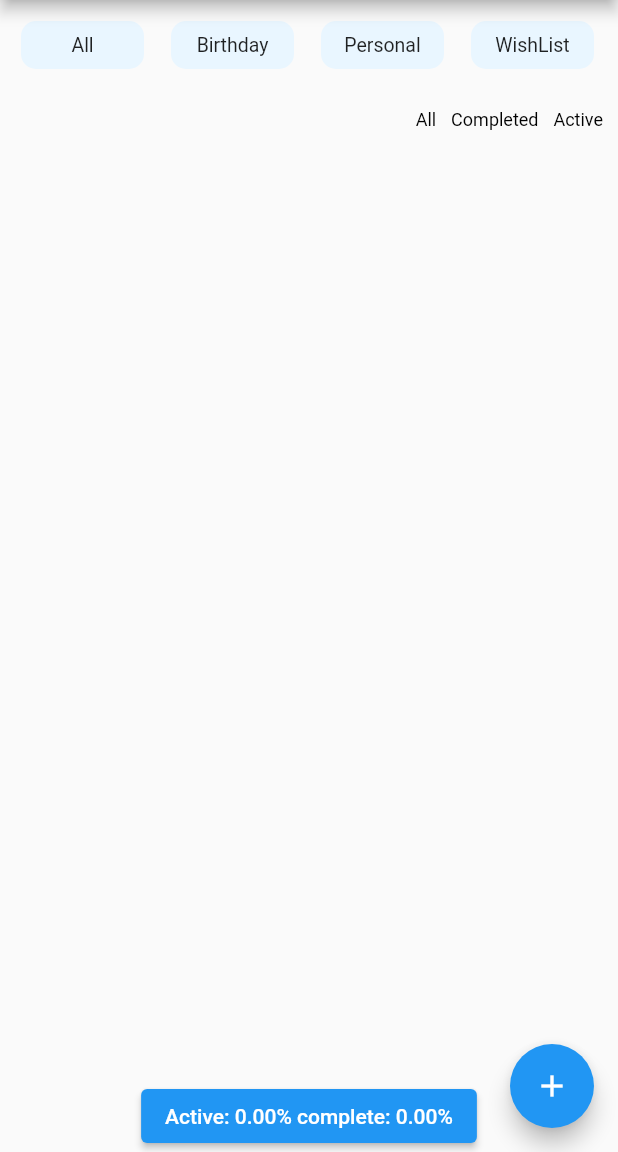
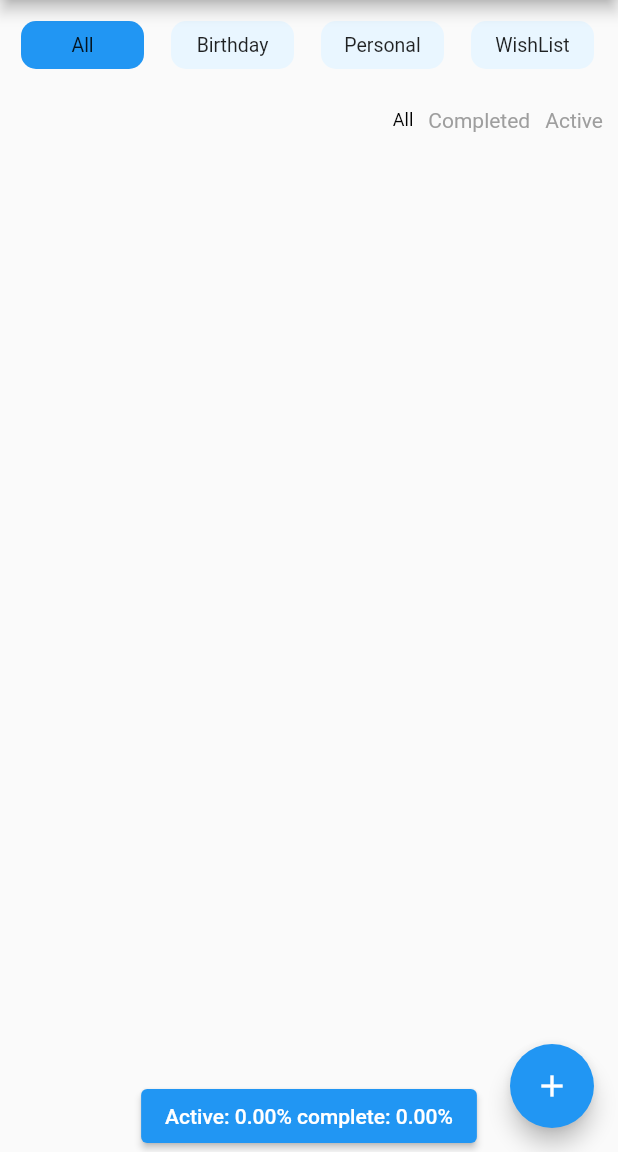
Before and after one commit to Hassan-Ghasemzadeh/testproject, a Flutter app: the screen it shows after launch, on a phone screen of 412 x 824 dp, the part 84-1236 px from its top. Run offline on Flutter 3.47's test engine with Material 2 defaults, Android fonts, the phone set to English and light mode, and no system bars; our stand-ins replace bloc, equatable, flutter_bloc, get_it.

Commit message:
home screen codes edited

```diff
--- a/lib/src/presentation/views/home_screen.dart
+++ b/lib/src/presentation/views/home_screen.dart
@@ -24,7 +24,9 @@ class HomeView extends StatefulWidget {
 }
 
 class _HomeViewState extends State<HomeView> {
+  String currentFilterItem = 'All';
   bool isAscending = true;
+  String currentCategory = 'All';
   void handleClick(String value) {
     switch (value) {
       case 'Manage Category':
@@ -96,11 +98,19 @@ class _HomeViewState extends State<HomeView> {
 
                       return Padding(
                         padding: const EdgeInsets.only(left: 10.0, top: 10.0),
+                        child: GestureDetector(
+                            onTap: () {
+                              setState(() {
+                                currentCategory = category.name;
+                              });
+                            },
                             child: SizedBox(
                               width: 90,
                               height: 40,
                               child: Card(
-                            color: const Color.fromARGB(255, 233, 246, 255),
+                                color: currentCategory == category.name
+                                    ? Colors.blue
+                                    : const Color.fromARGB(255, 233, 246, 255),
                                 elevation: 0,
                                 shape: RoundedRectangleBorder(
                                   borderRadius: BorderRadius.circular(10.0),
@@ -113,31 +123,41 @@ class _HomeViewState extends State<HomeView> {
                                   ),
                                 ),
                               ),
-                        ),
+                            )),
                       );
                     },
                     scrollDirection: Axis.horizontal,
                   )),
+              //all , active, completed list filter.
               SizedBox(
                   height: 50.0,
                   child: ListView.builder(
                     itemCount: filterTaskState.length,
                     itemBuilder: (context, index) {
                       final filterItem = filterTaskState[index];
-
                       return Container(
                         margin: const EdgeInsets.only(right: 10.0, top: 10.0),
                         child: Align(
                           alignment: Alignment.centerRight,
+                          child: GestureDetector(
+                              onTap: (() {
+                                setState(() {
+                                  currentFilterItem = filterItem;
+                                });
+                              }),
                               child: Wrap(
                                 children: [
                                   Text(
                                     filterItem,
-                                style: const TextStyle(
-                                    color: Colors.black, fontSize: 12.0),
+                                    style: filterItem == currentFilterItem
+                                        ? const TextStyle(
+                                            color: Colors.black, fontSize: 12.0)
+                                        : const TextStyle(
+                                            color: Color.fromARGB(
+                                                255, 158, 158, 158)),
                                   ),
                                 ],
-                          ),
+                              )),
                         ),
                       );
                     },
```
Lines whose indentation alone changed are shown as unchanged.
